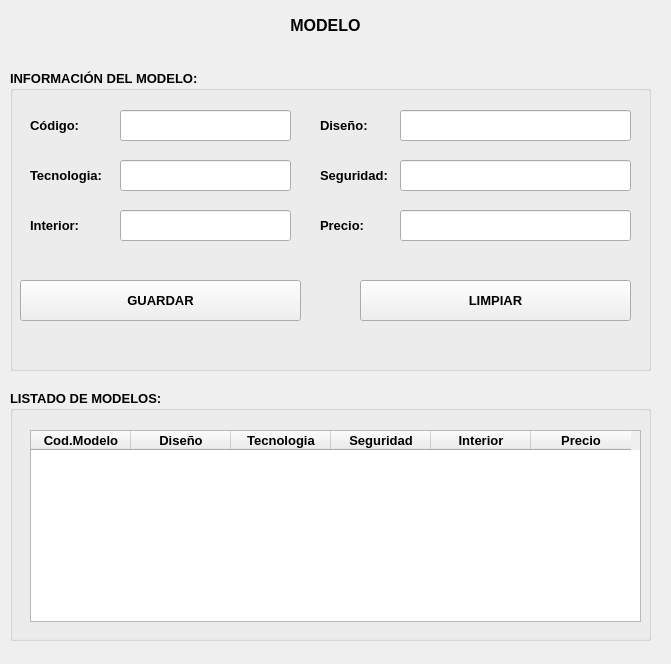
First picture: the form in appVehiculos/view/fmmodelo.ui, repository Alonsobox/Proyecto-ProgramacionObj, before the edit.
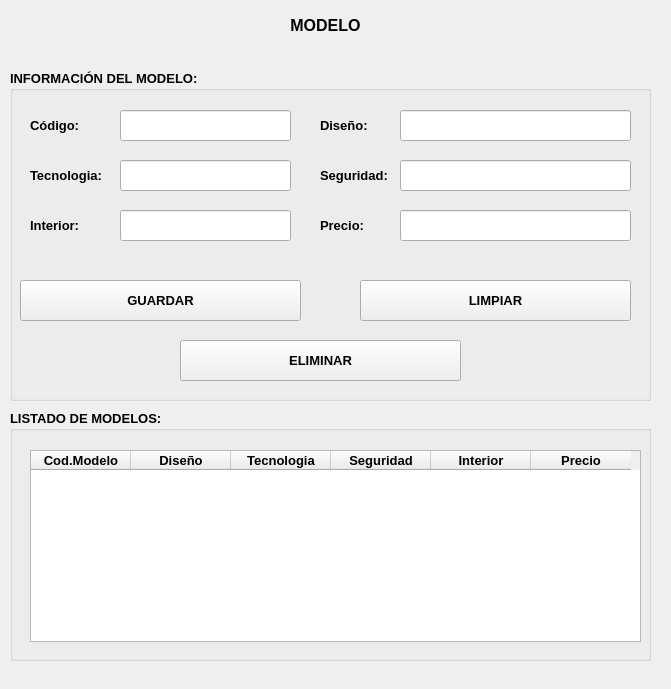
Second picture: the form after the edit.

Commit message: Agregamos un boton eliminar a la ventana Modelo

The edit to the form file:
```diff
--- a/appVehiculos/view/fmmodelo.ui
+++ b/appVehiculos/view/fmmodelo.ui
@@ -7,7 +7,7 @@
     <x>0</x>
     <y>0</y>
     <width>671</width>
-    <height>664</height>
+    <height>689</height>
    </rect>
   </property>
   <property name="windowTitle">
@@ -20,7 +20,7 @@
       <x>10</x>
       <y>70</y>
       <width>641</width>
-      <height>301</height>
+      <height>331</height>
      </rect>
     </property>
     <property name="font">
@@ -197,6 +197,19 @@
       </rect>
      </property>
     </widget>
+    <widget class="QPushButton" name="btnEliminar">
+     <property name="geometry">
+      <rect>
+       <x>170</x>
+       <y>270</y>
+       <width>281</width>
+       <height>41</height>
+      </rect>
+     </property>
+     <property name="text">
+      <string>ELIMINAR</string>
+     </property>
+    </widget>
    </widget>
    <widget class="QLabel" name="label">
     <property name="geometry">
@@ -225,7 +238,7 @@
     <property name="geometry">
      <rect>
       <x>10</x>
-      <y>390</y>
+      <y>410</y>
       <width>641</width>
       <height>251</height>
      </rect>
```
The commit also changes 4 other files.
